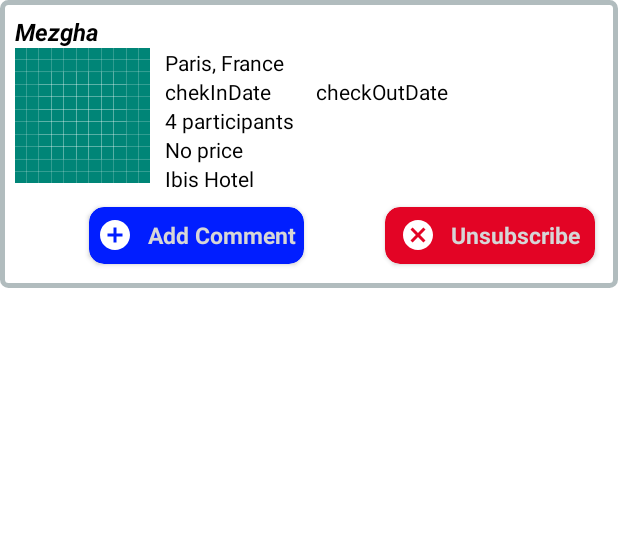
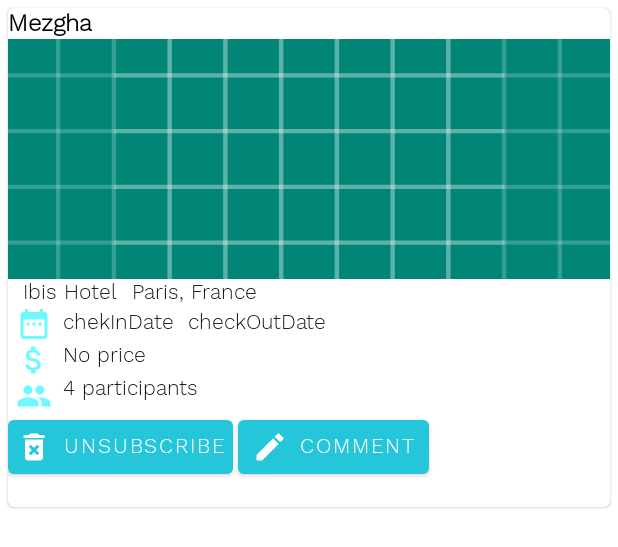
Before and after one commit to CharafLachachi/VoyageonsEnsemble-1, an Android app: the layout post_of_interest_view.xml on its own in the app's theme, with its tools: preview values and no code run, on a phone screen of 412 x 824 dp. Shown: the top 547 px of the screen. Run offline under Robolectric (Android 15) with nearby library versions, the phone set to English and light mode, and no system bars; network calls fail.

Commit message:
android comments (in activity profile fragments)

```diff
--- a/app/src/main/java/com/example/thamazgha/voyageonsensemble/activities/PostsOfInterestFragment.java
+++ b/app/src/main/java/com/example/thamazgha/voyageonsensemble/activities/PostsOfInterestFragment.java
@@ -30,7 +30,7 @@ import java.util.ArrayList;
 
 public class PostsOfInterestFragment extends Fragment {
 
-    static JWT token ;
+    public static JWT token ;
 
     private View v;
     private TextView tv ;
--- a/app/src/main/res/drawable/ic_add_box_black_24dp.xml
+++ b/app/src/main/res/drawable/ic_add_box_black_24dp.xml
@@ -4,6 +4,6 @@
         android:viewportWidth="24.0"
         android:viewportHeight="24.0">
     <path
-        android:fillColor="#FF000000"
+        android:fillColor="#beb0b0"
         android:pathData="M19,3L5,3c-1.11,0 -2,0.9 -2,2v14c0,1.1 0.89,2 2,2h14c1.1,0 2,-0.9 2,-2L21,5c0,-1.1 -0.9,-2 -2,-2zM17,13h-4v4h-2v-4L7,13v-2h4L11,7h2v4h4v2z"/>
 </vector>
--- /dev/null
+++ b/app/src/main/res/drawable/ic_edit_black_24dp.xml
@@ -0,0 +1,9 @@
+<vector xmlns:android="http://schemas.android.com/apk/res/android"
+        android:width="24dp"
+        android:height="24dp"
+        android:viewportWidth="24.0"
+        android:viewportHeight="24.0">
+    <path
+        android:fillColor="#FF000000"
+        android:pathData="M3,17.25V21h3.75L17.81,9.94l-3.75,-3.75L3,17.25zM20.71,7.04c0.39,-0.39 0.39,-1.02 0,-1.41l-2.34,-2.34c-0.39,-0.39 -1.02,-0.39 -1.41,0l-1.83,1.83 3.75,3.75 1.83,-1.83z"/>
+</vector>
--- a/app/src/main/res/layout/fragment_profile.xml
+++ b/app/src/main/res/layout/fragment_profile.xml
@@ -20,7 +20,8 @@
             android:layout_marginBottom="5dp"
             android:src="@drawable/nobody_m"
             app:civ_border_color="@color/primary_light"
-            app:civ_border_width="2dp" />
+            app:civ_border_width="2dp"
+            android:layout_marginTop="3dp"/>
 
 
         <LinearLayout
--- a/app/src/main/res/layout/popup_layout.xml
+++ b/app/src/main/res/layout/popup_layout.xml
@@ -63,6 +63,7 @@
                     android:layout_width="wrap_content"
                     android:layout_height="wrap_content"
                     android:padding="0dp"
+                    android:background="@color/white"
                     android:src="@drawable/ic_add_box_black_24dp" />
 
                 </LinearLayout>
--- a/app/src/main/res/layout/post_of_interest_view.xml
+++ b/app/src/main/res/layout/post_of_interest_view.xml
@@ -1,14 +1,18 @@
 <?xml version="1.0" encoding="utf-8"?>
-<android.support.constraint.ConstraintLayout xmlns:android="http://schemas.android.com/apk/res/android"
+<android.support.design.card.MaterialCardView xmlns:android="http://schemas.android.com/apk/res/android"
     xmlns:app="http://schemas.android.com/apk/res-auto"
-    xmlns:tools="http://schemas.android.com/tools"
+    android:layout_width="match_parent"
+    android:layout_height="wrap_content"
+    android:layout_margin="5dp"
+    app:cardBackgroundColor="@android:color/white">
+
+    <android.support.constraint.ConstraintLayout
+        android:id="@+id/parent_layaout"
         android:layout_width="match_parent"
         android:layout_height="wrap_content"
         android:orientation="vertical"
-    android:padding="10dp"
         android:paddingBottom="16dp"
-    android:background="@drawable/layaout_bg"
-    android:id="@+id/parent_layaout"
+        android:fontFamily="@font/main_font"
         >
 
         <TextView
@@ -17,17 +21,30 @@
             android:layout_height="wrap_content"
             android:layout_marginLeft="10dp"
             android:text="Mezgha"
+            android:fontFamily="@font/main_font"
+
+            android:textColor="@android:color/black"
             android:textSize="16dp"
-        android:textStyle="bold|italic"
-        android:textColor="@android:color/black"/>
+            android:textStyle="bold" />
 
         <ImageView
-        android:id="@+id/meteo"
-        android:layout_width="90dp"
-        android:layout_height="90dp"
+            android:id="@+id/picture"
+            android:layout_width="match_parent"
+            android:layout_height="160dp"
+            android:scaleType="centerCrop"
             android:src="@drawable/ic_launcher_background"
             app:layout_constraintTop_toBottomOf="@id/owner" />
 
+        <TextView
+            android:id="@+id/hotelName"
+            android:layout_width="wrap_content"
+            android:layout_height="wrap_content"
+            android:layout_marginLeft="10dp"
+            android:text="Ibis Hotel"
+            android:textColor="@android:color/black"
+            app:layout_constraintStart_toStartOf="parent"
+            app:layout_constraintTop_toBottomOf="@id/picture"
+            android:fontFamily="@font/main_font"/>
 
         <TextView
             android:id="@+id/city"
@@ -35,167 +52,136 @@
             android:layout_height="wrap_content"
             android:layout_marginLeft="10dp"
             android:text="Paris, France"
-        app:layout_constraintLeft_toRightOf="@id/meteo"
-        app:layout_constraintTop_toBottomOf="@id/owner"
-        android:textColor="@android:color/black"/>
+            android:textColor="@android:color/black"
+            app:layout_constraintLeft_toRightOf="@+id/hotelName"
+            app:layout_constraintTop_toBottomOf="@id/picture"
+            android:fontFamily="@font/main_font"/>
 
+        <ImageView
+            android:id="@+id/dateImg"
+            android:layout_width="wrap_content"
+            android:layout_height="wrap_content"
+            android:layout_marginLeft="5dp"
 
-
+            android:src="@drawable/ic_date_range_black_24dp"
+            app:layout_constraintStart_toStartOf="parent"
+            app:layout_constraintTop_toBottomOf="@+id/hotelName" />
         <TextView
             android:id="@+id/chekInDate"
             android:layout_width="wrap_content"
             android:layout_height="wrap_content"
-        android:layout_marginLeft="10dp"
+            android:layout_marginLeft="5dp"
             android:text="chekInDate"
-        app:layout_constraintLeft_toRightOf="@id/meteo"
+            android:padding="2dp"
+            android:gravity="center_vertical"
+
+            android:textColor="@android:color/black"
+            app:layout_constraintLeft_toRightOf="@+id/dateImg"
             app:layout_constraintTop_toBottomOf="@id/city"
-        android:textColor="@android:color/black"/>
+            android:fontFamily="@font/main_font"/>
 
         <TextView
             android:id="@+id/checkOutDate"
             android:layout_width="wrap_content"
             android:layout_height="wrap_content"
-        android:layout_marginLeft="30dp"
+            android:layout_marginLeft="5dp"
+            android:padding="2dp"
+            android:gravity="center_vertical"
+
             android:text="checkOutDate"
+            android:textColor="@android:color/black"
             app:layout_constraintLeft_toRightOf="@id/chekInDate"
             app:layout_constraintTop_toBottomOf="@id/city"
-        android:textColor="@android:color/black"/>
+            android:fontFamily="@font/main_font"/>
 
-    <TextView
-        android:id="@+id/nbPrs"
+        <ImageView
+            android:id="@+id/priceImg"
             android:layout_width="wrap_content"
             android:layout_height="wrap_content"
-        android:layout_marginLeft="10dp"
-        android:text="4 participants"
-        app:layout_constraintLeft_toRightOf="@id/meteo"
-        app:layout_constraintTop_toBottomOf="@id/chekInDate"
-        android:textColor="@android:color/black"/>
+            android:layout_marginLeft="5dp"
+
+            app:layout_constraintStart_toStartOf="parent"
+
+            android:src="@drawable/ic_attach_money_black_24dp"
+            app:layout_constraintTop_toBottomOf="@+id/dateImg" />
+
 
 
         <TextView
             android:id="@+id/roomPrice"
             android:layout_width="wrap_content"
             android:layout_height="wrap_content"
-        android:layout_marginLeft="10dp"
+            android:layout_marginLeft="5dp"
             android:text="No price"
-        app:layout_constraintLeft_toRightOf="@id/meteo"
-        app:layout_constraintTop_toBottomOf="@id/nbPrs"
-        android:textColor="@android:color/black"/>
+            android:padding="2dp"
+            android:gravity="center_vertical"
+            android:textColor="@android:color/black"
+            app:layout_constraintLeft_toRightOf="@+id/priceImg"
+            app:layout_constraintTop_toBottomOf="@id/chekInDate"
+            android:fontFamily="@font/main_font"/>
 
+        <ImageView
+            android:id="@+id/peopleImg"
+            android:layout_width="wrap_content"
+            android:layout_height="wrap_content"
+            android:src="@drawable/ic_people_black_24dp"
+            android:layout_marginLeft="5dp"
+
+            app:layout_constraintStart_toStartOf="parent"
+            app:layout_constraintTop_toBottomOf="@+id/priceImg"/>
 
         <TextView
-        android:id="@+id/hotelName"
+            android:id="@+id/nbPrs"
             android:layout_width="wrap_content"
             android:layout_height="wrap_content"
-        android:layout_marginLeft="10dp"
-        android:text="Ibis Hotel"
-        app:layout_constraintLeft_toRightOf="@id/meteo"
+            android:layout_marginLeft="5dp"
+            android:padding="2dp"
+            android:gravity="center_vertical"
+            android:text="4 participants"
+            android:textColor="@android:color/black"
+            app:layout_constraintLeft_toRightOf="@+id/peopleImg"
             app:layout_constraintTop_toBottomOf="@id/roomPrice"
-        android:textColor="@android:color/black"/>
+            android:fontFamily="@font/main_font"/>
 
+        <ImageView
+            android:id="@+id/meteo"
+            android:layout_width="70sp"
+            android:layout_height="70sp"
+            app:layout_constraintEnd_toEndOf="parent"
+            app:layout_constraintTop_toBottomOf="@+id/city" />
 
-    <android.support.v7.widget.CardView
+        <Button
 
             android:id="@+id/btn_unsubscribe"
-        android:layout_width="wrap_content"
-        android:layout_height="50dp"
-        app:layout_constraintTop_toBottomOf="@id/hotelName"
-        android:layout_marginTop="3dp"
-        app:layout_constraintRight_toRightOf="@id/parent_layaout"
-        android:elevation="5dp"
-        app:cardCornerRadius="10dp"
-        app:cardBackgroundColor="@color/colorButton"
-        android:innerRadius="0dp"
-        android:shape="ring"
-        android:layout_gravity="right"
-        app:cardUseCompatPadding="true"
-        android:clickable="true"
-        android:thicknessRatio="1.9"
-        android:layout_centerHorizontal="true"
-        android:foreground="?attr/selectableItemBackground"
-        android:layout_marginLeft="5dp"
-        >
-        <RelativeLayout
-            android:layout_width="wrap_content"
+            style="@style/Widget.MaterialComponents.Button.Icon"
+            android:layout_width="0dp"
             android:layout_height="wrap_content"
-            android:layout_gravity="center"
-            android:paddingLeft="10dp"
-            android:paddingRight="10dp"
-            >
-            <ImageView
-                android:id="@+id/img_create_event_icon"
-                android:layout_width="wrap_content"
-                android:layout_height="wrap_content"
-                android:scaleType="center"
-                android:src="@drawable/ic_cancel_black_24dp" />
-            <TextView
-                android:id="@+id/lbl_createEvent"
-                android:layout_width="wrap_content"
-                android:layout_height="wrap_content"
-                android:text="Unsubscribe"
-                android:textSize="15dp"
-                android:layout_marginLeft="10dp"
-                android:textColor="@color/mdtp_white"
-                android:textStyle="bold"
             android:layout_centerVertical="true"
-                android:layout_toRightOf="@+id/img_create_event_icon"
-                />
-        </RelativeLayout>
-    </android.support.v7.widget.CardView>
-
-
-    <android.support.v7.widget.CardView
-
-        android:id="@+id/btn_comment"
-        android:layout_width="wrap_content"
-        android:layout_height="50dp"
-        app:layout_constraintTop_toBottomOf="@id/hotelName"
-        android:layout_marginTop="3dp"
-        app:layout_constraintLeft_toLeftOf="@id/parent_layaout"
-        app:layout_constraintRight_toLeftOf="@id/btn_unsubscribe"
-        android:elevation="5dp"
-        app:cardCornerRadius="10dp"
-        app:cardBackgroundColor="@color/colorSearchBtn"
-        android:innerRadius="0dp"
-        android:shape="ring"
-        android:layout_gravity="left"
-        app:cardUseCompatPadding="true"
-        android:clickable="true"
-        android:thicknessRatio="1.9"
-        android:layout_centerHorizontal="true"
-        android:foreground="?attr/selectableItemBackground"
-        android:layout_marginRight="5dp"
-        android:layout_marginLeft="5dp"
-        >
-        <RelativeLayout
-            android:layout_width="wrap_content"
-            android:layout_height="wrap_content"
-            android:layout_gravity="center"
             android:paddingLeft="5dp"
             android:paddingRight="5dp"
-            >
-            <ImageView
-                android:id="@+id/img_create_event_icon1"
-                android:layout_width="wrap_content"
+            android:layout_marginLeft="5dp"
+            app:layout_constraintHorizontal_weight="1"
+            android:text="Unsubscribe"
+            app:icon="@drawable/ic_delete_forever_black_24dp"
+            app:layout_constraintTop_toBottomOf="@id/meteo"
+            android:fontFamily="@font/main_font"
+            />
+
+        <Button
+            android:id="@+id/btn_add_comment"
+            style="@style/Widget.MaterialComponents.Button.Icon"
+            android:layout_width="0dp"
             android:layout_height="wrap_content"
-                android:scaleType="center"
-                android:src="@drawable/ic_add_circle_black_24dp" />
-            <TextView
-                android:id="@+id/lbl_createEvent1"
-                android:layout_width="wrap_content"
-                android:layout_height="wrap_content"
-                android:text="Add Comment"
-                android:textSize="15dp"
-                android:layout_marginLeft="10dp"
-                android:textColor="@color/mdtp_white"
-                android:textStyle="bold"
             android:layout_centerVertical="true"
-                android:layout_toRightOf="@+id/img_create_event_icon1"
-                />
-        </RelativeLayout>
-    </android.support.v7.widget.CardView>
-
-
-
+            android:layout_marginLeft="3dp"
+            app:layout_constraintHorizontal_weight="1"
+            android:text="Comment"
+            android:paddingLeft="9dp"
+            android:paddingRight="9dp"
+            app:icon="@drawable/ic_edit_black_24dp"
+            app:layout_constraintLeft_toRightOf="@+id/btn_unsubscribe"
+            app:layout_constraintTop_toBottomOf="@+id/meteo"
+            android:fontFamily="@font/main_font"/>
 
     </android.support.constraint.ConstraintLayout>
+</android.support.design.card.MaterialCardView>
```
Also changed, not shown: app/src/main/java/com/example/thamazgha/voyageonsensemble/adapters/CustomAdapterV3.java (+194 -11 lines), app/src/main/res/layout/own_post_view.xml (+8 -4 lines). Lines whose indentation alone changed are shown as unchanged.
